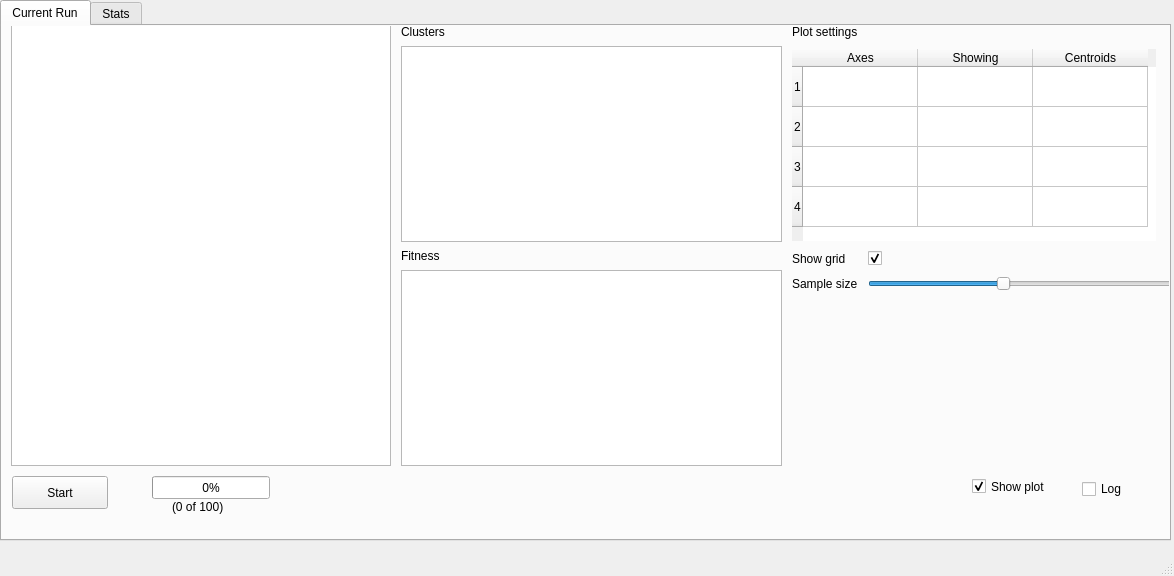
The window that ui/gui.ui (iliavolyova/evo-clustering) describes before a commit, drawn with Qt 5.
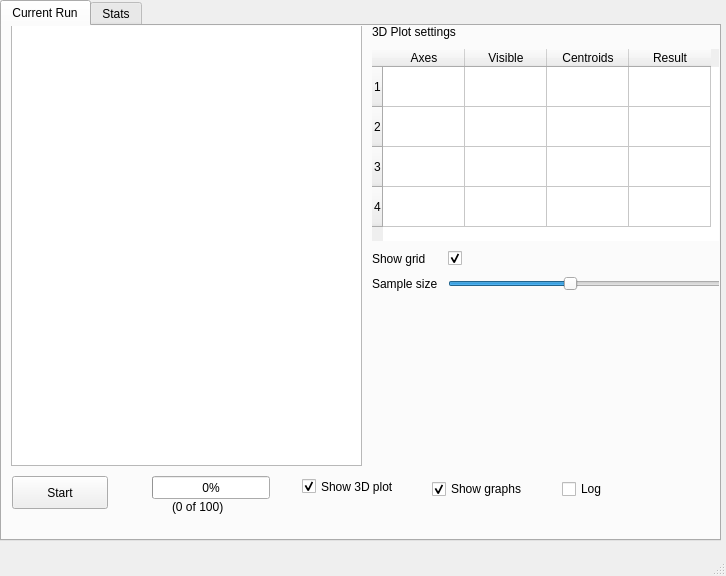
The same window after the commit. Custom widgets are drawn as their Qt base class.

What changed in the file:
```diff
--- a/ui/gui.ui
+++ b/ui/gui.ui
@@ -6,20 +6,32 @@
    <rect>
     <x>0</x>
     <y>0</y>
-    <width>1174</width>
+    <width>726</width>
     <height>576</height>
    </rect>
   </property>
+  <property name="sizePolicy">
+   <sizepolicy hsizetype="Fixed" vsizetype="Fixed">
+    <horstretch>0</horstretch>
+    <verstretch>0</verstretch>
+   </sizepolicy>
+  </property>
   <property name="windowTitle">
    <string>Evolutional clustering</string>
   </property>
   <widget class="QWidget" name="centralwidget">
+   <property name="sizePolicy">
+    <sizepolicy hsizetype="Preferred" vsizetype="Preferred">
+     <horstretch>0</horstretch>
+     <verstretch>0</verstretch>
+    </sizepolicy>
+   </property>
    <widget class="QTabWidget" name="tabWidget">
     <property name="geometry">
      <rect>
       <x>0</x>
       <y>0</y>
-      <width>1171</width>
+      <width>721</width>
       <height>541</height>
      </rect>
     </property>
@@ -46,14 +58,14 @@
      <widget class="QCheckBox" name="checkBox_plotShowing">
       <property name="geometry">
        <rect>
-        <x>970</x>
+        <x>300</x>
         <y>440</y>
-        <width>101</width>
+        <width>121</width>
         <height>41</height>
        </rect>
       </property>
       <property name="text">
-       <string>Show plot</string>
+       <string>Show 3D plot</string>
       </property>
       <property name="checked">
        <bool>true</bool>
@@ -64,7 +76,7 @@
        <rect>
         <x>9</x>
         <y>-1</y>
-        <width>1161</width>
+        <width>711</width>
         <height>441</height>
        </rect>
       </property>
@@ -79,36 +91,6 @@
          </item>
         </layout>
        </item>
-       <item>
-        <layout class="QVBoxLayout" name="verticalLayout_5">
-         <property name="spacing">
-          <number>7</number>
-         </property>
-         <property name="topMargin">
-          <number>0</number>
-         </property>
-         <item>
-          <widget class="QLabel" name="label_2">
-           <property name="text">
-            <string>Clusters</string>
-           </property>
-          </widget>
-         </item>
-         <item>
-          <widget class="PlotWidget" name="histogram_widget"/>
-         </item>
-         <item>
-          <widget class="QLabel" name="label_5">
-           <property name="text">
-            <string>Fitness</string>
-           </property>
-          </widget>
-         </item>
-         <item>
-          <widget class="PlotWidget" name="fitnes_widget"/>
-         </item>
-        </layout>
-       </item>
        <item>
         <layout class="QVBoxLayout" name="verticalLayout_2">
          <item>
@@ -120,7 +102,7 @@
             </sizepolicy>
            </property>
            <property name="text">
-            <string>Plot settings</string>
+            <string>3D Plot settings</string>
            </property>
           </widget>
          </item>
@@ -157,16 +139,13 @@
             <number>4</number>
            </property>
            <property name="columnCount">
-            <number>3</number>
+            <number>4</number>
            </property>
-           <attribute name="horizontalHeaderVisible">
-            <bool>true</bool>
-           </attribute>
            <attribute name="horizontalHeaderCascadingSectionResizes">
             <bool>false</bool>
            </attribute>
            <attribute name="horizontalHeaderDefaultSectionSize">
-            <number>115</number>
+            <number>82</number>
            </attribute>
            <attribute name="verticalHeaderMinimumSectionSize">
             <number>40</number>
@@ -185,7 +164,7 @@
            </column>
            <column>
             <property name="text">
-             <string>Showing</string>
+             <string>Visible</string>
             </property>
            </column>
            <column>
@@ -193,6 +172,11 @@
              <string>Centroids</string>
             </property>
            </column>
+           <column>
+            <property name="text">
+             <string>Result</string>
+            </property>
+           </column>
           </widget>
          </item>
          <item>
@@ -246,7 +230,7 @@
      <widget class="QCheckBox" name="checkBox_logging">
       <property name="geometry">
        <rect>
-        <x>1080</x>
+        <x>560</x>
         <y>450</y>
         <width>61</width>
         <height>26</height>
@@ -285,6 +269,22 @@
        <string>(0 of 100)</string>
       </property>
      </widget>
+     <widget class="QCheckBox" name="checkbox_graphs">
+      <property name="geometry">
+       <rect>
+        <x>430</x>
+        <y>450</y>
+        <width>121</width>
+        <height>26</height>
+       </rect>
+      </property>
+      <property name="text">
+       <string>Show graphs</string>
+      </property>
+      <property name="checked">
+       <bool>true</bool>
+      </property>
+     </widget>
     </widget>
     <widget class="QWidget" name="tab_stats">
      <attribute name="title">
@@ -311,11 +311,6 @@
    <extends>QGraphicsView</extends>
    <header>pyqtgraph</header>
   </customwidget>
-  <customwidget>
-   <class>PlotWidget</class>
-   <extends>QGraphicsView</extends>
-   <header>pyqtgraph</header>
-  </customwidget>
  </customwidgets>
  <resources/>
  <connections/>
```
Left out of the diff: 2 changed lines with no effect on the pictures.
